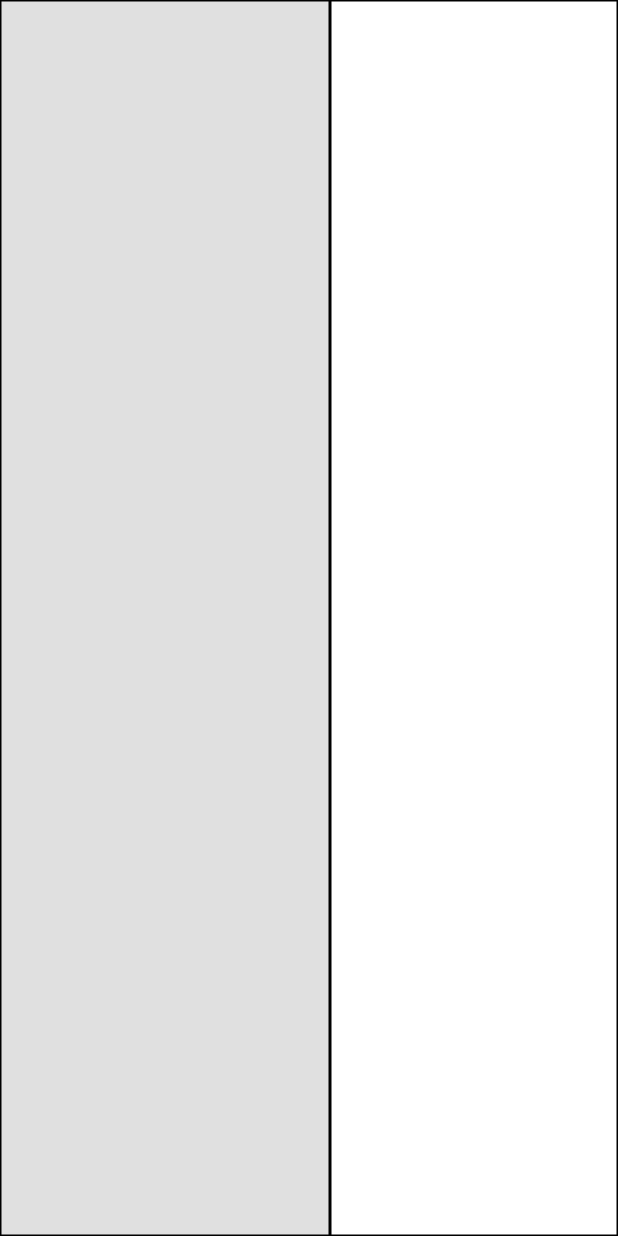
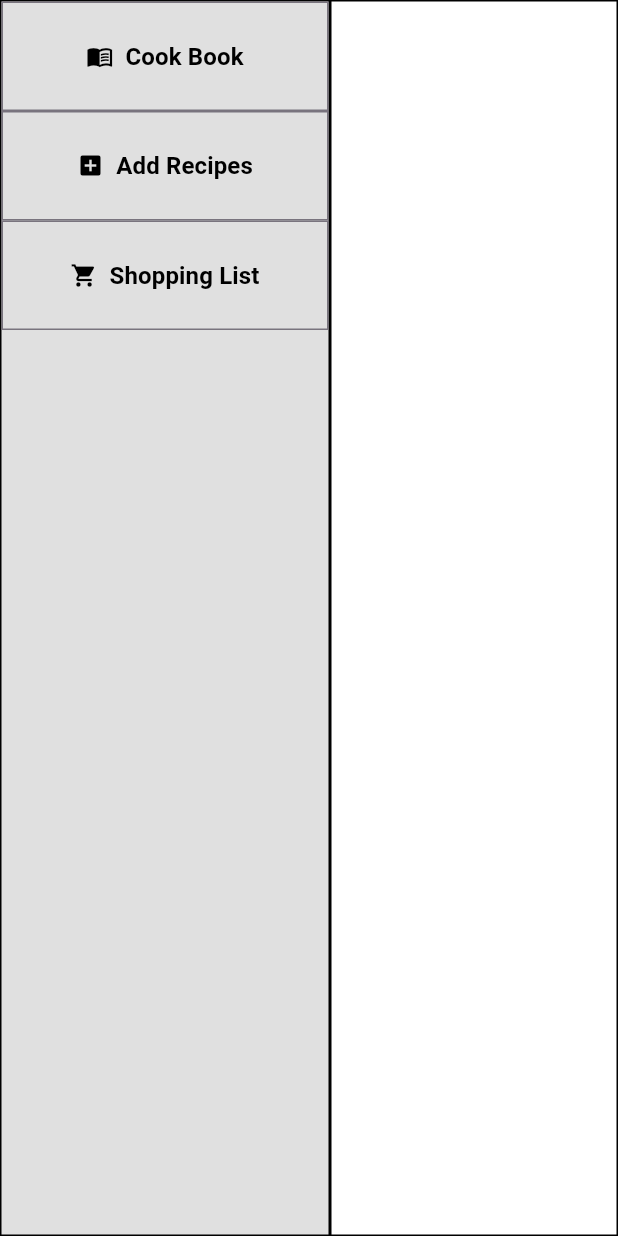
Before and after one commit to NateHerrera/UI-Project-3, a Flutter app: the screen it shows after launch, on a phone screen of 412 x 824 dp. Run offline on Flutter 3.47's test engine with Material 3 defaults, Android fonts, the phone set to English and light mode, and no system bars.

Commit message:
buttons for testing

```diff
--- a/cookbook/lib/main.dart
+++ b/cookbook/lib/main.dart
@@ -31,6 +31,47 @@ class CookbookLayout extends StatelessWidget {
               color: Colors.grey[300],
               border: Border.all(color: Colors.black, width: 1),
             ),
+            child: Column(
+              crossAxisAlignment: CrossAxisAlignment.stretch,
+              children: [
+                OutlinedButton.icon(
+                  onPressed: cookBookButton,
+                  style: OutlinedButton.styleFrom(
+                    shape: RoundedRectangleBorder(),
+                    padding: const EdgeInsets.all(25),
+                  ),
+                  icon: const Icon(Icons.menu_book, color: Colors.black),
+                  label: const Text(
+                    'Cook Book',
+                    style: TextStyle(color: Colors.black, fontWeight: FontWeight.bold, fontSize: 16),
+                  ),
+                ),
+                OutlinedButton.icon(
+                  onPressed: addRecipe,
+                  style: OutlinedButton.styleFrom(
+                    shape: RoundedRectangleBorder(),
+                    padding: const EdgeInsets.all(25),
+                  ),
+                  icon: const Icon(Icons.add_box, color: Colors.black),
+                  label: const Text(
+                    'Add Recipes',
+                    style: TextStyle(color: Colors.black, fontWeight: FontWeight.bold, fontSize: 16),
+                  ),
+                ),
+                OutlinedButton.icon(
+                  onPressed: shoppingList,
+                  style: OutlinedButton.styleFrom(
+                    shape: RoundedRectangleBorder(),
+                    padding: const EdgeInsets.all(25),
+                  ),
+                  icon: const Icon(Icons.shopping_cart, color: Colors.black),
+                  label: const Text(
+                    'Shopping List',
+                    style: TextStyle(color: Colors.black, fontWeight: FontWeight.bold, fontSize: 16),
+                  ),
+                ),
+              ]
+            )
           ),
           Expanded(
             // right side
@@ -46,3 +87,15 @@ class CookbookLayout extends StatelessWidget {
     );
   }
 }
+
+void cookBookButton() {
+  print("Cook Book");
+}
+
+void addRecipe() {
+  print("Add Recipe");
+}
+
+void shoppingList() {
+  print("Shopping List");
+}
```
